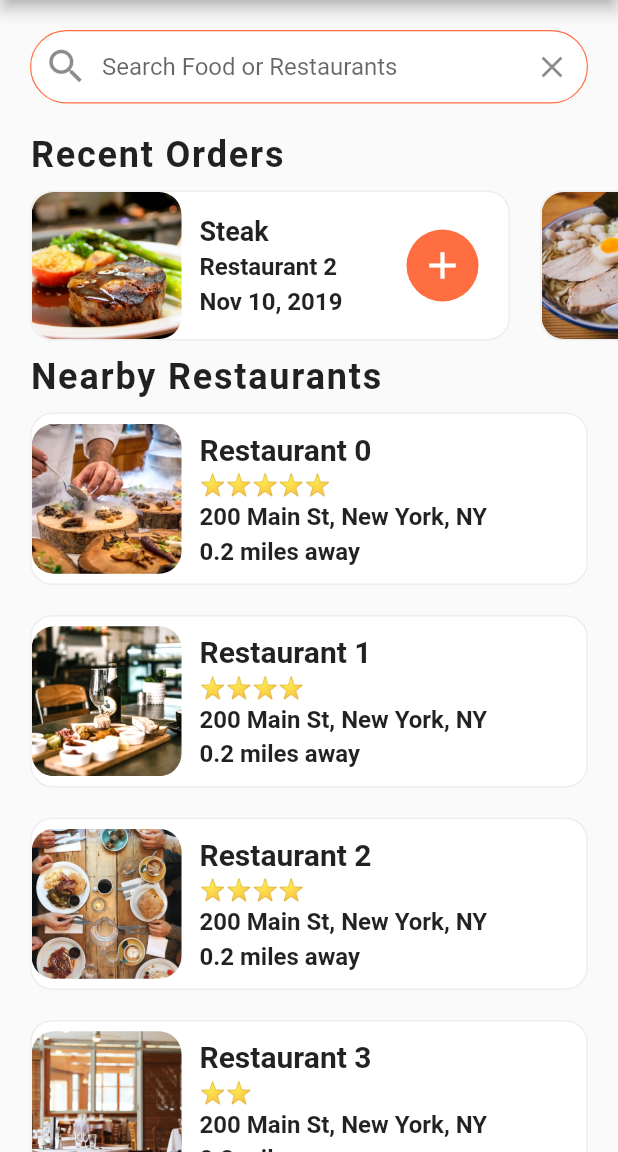
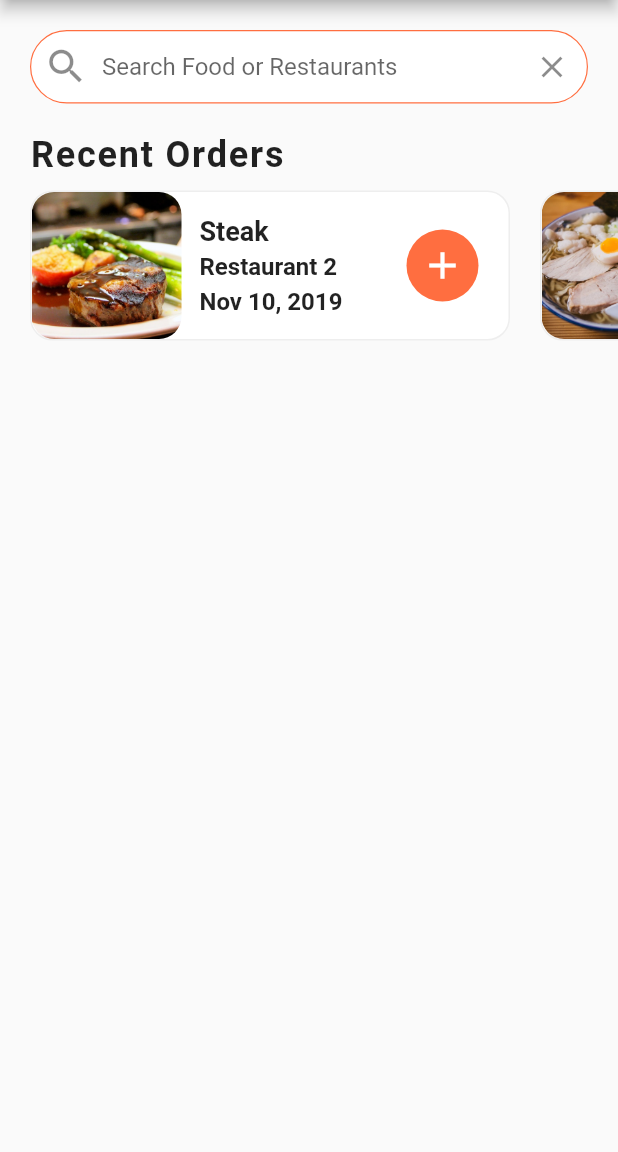
Before and after one commit to SusanKwamboka/Flutter_food_delivery-UI, a Flutter app: the screen it shows after launch, on a phone screen of 412 x 824 dp, the part 84-1236 px from its top. Run offline on Flutter 3.47's test engine with Material 2 defaults, Android fonts, the phone set to English and light mode, and no system bars.

Commit message:
home_screen added

```diff
--- a/lib/screens/home_screen.dart
+++ b/lib/screens/home_screen.dart
@@ -1,9 +1,6 @@
 import 'package:flutter/cupertino.dart';
 import 'package:flutter/material.dart';
-import 'package:flutter/widgets.dart';
 import 'package:flutter_food_delivery_ui/data/data.dart';
-import 'package:flutter_food_delivery_ui/models/restaurant.dart';
-import 'package:flutter_food_delivery_ui/widgets/rating_stars.dart';
 import 'package:flutter_food_delivery_ui/widgets/recent_orders.dart';
 
 class HomeScreen extends StatefulWidget {
@@ -12,74 +9,6 @@ class HomeScreen extends StatefulWidget {
 }
 
 class _HomeScreenState extends State<HomeScreen> {
-  _buildRestaurants(){
-    List<Widget> restaurantList = [];
-    restaurants.forEach((Restaurant restaurant) {
-      restaurantList.add(
-      Container(
-      margin: EdgeInsets.symmetric(horizontal: 20.0, vertical: 10.0,),
-      decoration: BoxDecoration(
-    color: Colors.white,
-    borderRadius: BorderRadius.circular(15.0),
-    border: Border.all(
-    width: 1.0,
-    color: Colors.grey[200],
-    )
-    ),
-        child: Row(children: <Widget> [
-          ClipRRect(
-            borderRadius: BorderRadius.circular(15.0),
-             child: Image(
-                width: 100.0,
-                height: 100.0,
-                image: AssetImage(restaurant.imageUrl),
-                fit: BoxFit.cover,
-              ),
-            ),
-          Container(
-            margin: EdgeInsets.all(12.0),
-            child: Column(
-              mainAxisAlignment: MainAxisAlignment.center,
-              crossAxisAlignment: CrossAxisAlignment.start,
-              children: <Widget>[
-                Text(
-                  restaurant.name,
-                  style: TextStyle(
-                      fontSize: 20.0,
-                      fontWeight: FontWeight.bold,
-                  ),
-                  overflow: TextOverflow.ellipsis,
-                ),
-                SizedBox(height: 4.0),
-               RatingStars(restaurant.rating),
-                SizedBox(height: 4.0),
-                Text(
-                    restaurant.address,
-                    style: TextStyle(
-                      fontSize: 16.0,
-                      fontWeight: FontWeight.w600,
-                    ),
-                  overflow: TextOverflow.ellipsis,
-                ),
-                SizedBox(height: 4.0),
-                  Text(
-                  '0.2 miles away',
-                  style: TextStyle(
-                    fontSize: 16.0,
-                    fontWeight: FontWeight.w600,
-                  ),
-                    overflow: TextOverflow.ellipsis,
-                ),
-              ],
-            ),
-          ),
-          ],
-        ),
-    ),
-    );
-    });
-    return Column(children: restaurantList);
-  }
   @override
   Widget build(BuildContext context) {
     return Scaffold(
@@ -136,25 +65,7 @@ class _HomeScreenState extends State<HomeScreen> {
          ),
          ),
          RecentOrders(),
-         Column (
-           crossAxisAlignment: CrossAxisAlignment.start,
-          children: <Widget>[
-            Padding(
-              padding: EdgeInsets.symmetric(horizontal: 20.0),
-           child: Text(
-               'Nearby Restaurants',
-             style: TextStyle(
-                 fontSize: 24.0,
-                 fontWeight: FontWeight.w600,
-               letterSpacing: 1.2,
-             ),
-           ),
-            ),
-            _buildRestaurants(),
-         ],
-         ),
        ],
-
      ),
     );
 
```
